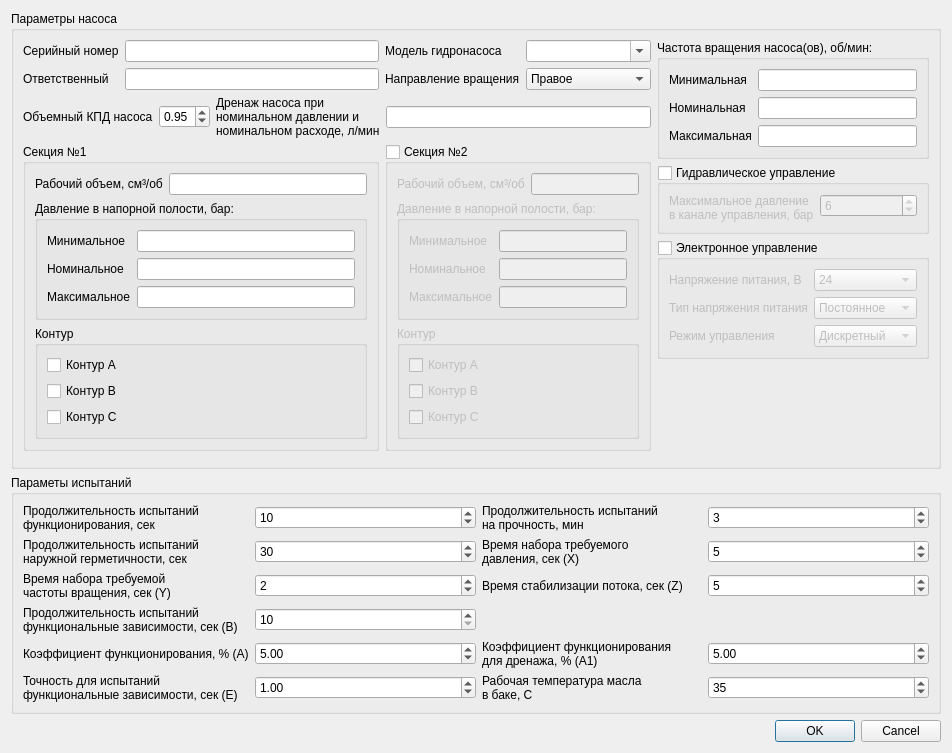
First picture: the form in pump_title_info.ui, repository firef0xff/SSHGS01, before the edit.
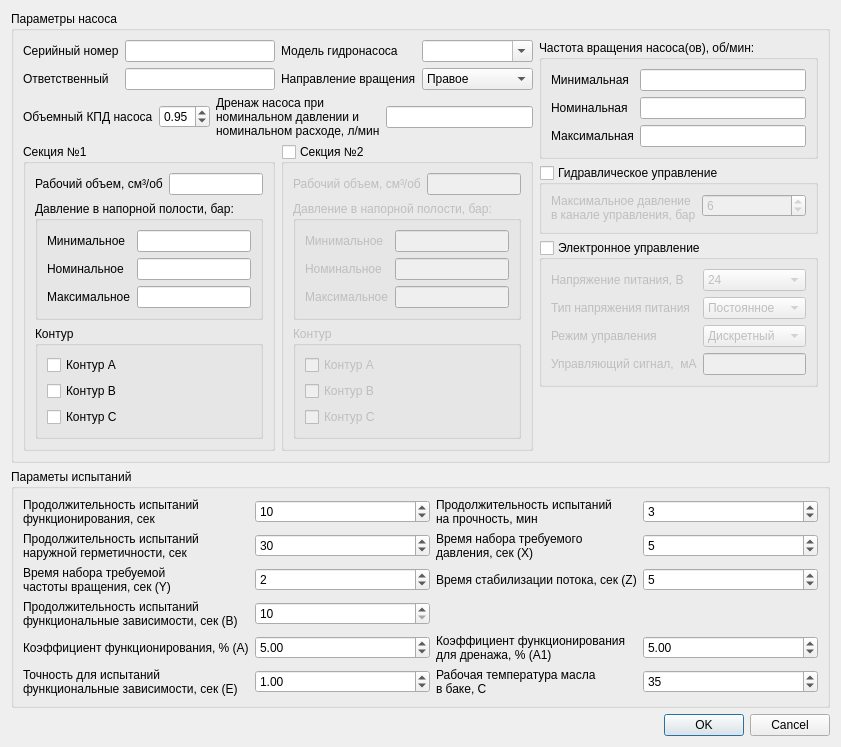
Second picture: the form after the edit.

The edit to the form file:
```diff
--- a/pump_title_info.ui
+++ b/pump_title_info.ui
@@ -6,8 +6,8 @@
    <rect>
     <x>0</x>
     <y>0</y>
-    <width>952</width>
-    <height>753</height>
+    <width>748</width>
+    <height>678</height>
    </rect>
   </property>
   <property name="windowTitle">
@@ -562,6 +562,23 @@
              </property>
             </widget>
            </item>
+           <item row="4" column="0">
+            <widget class="QLabel" name="l_signal_level">
+             <property name="text">
+              <string>Управляющий сигнал,  мА</string>
+             </property>
+            </widget>
+           </item>
+           <item row="4" column="1">
+            <widget class="QLineEdit" name="SignalLevel">
+             <property name="toolTip">
+              <string>0...4000 мА</string>
+             </property>
+             <property name="toolTipDuration">
+              <number>500</number>
+             </property>
+            </widget>
+           </item>
           </layout>
          </widget>
         </item>
```
